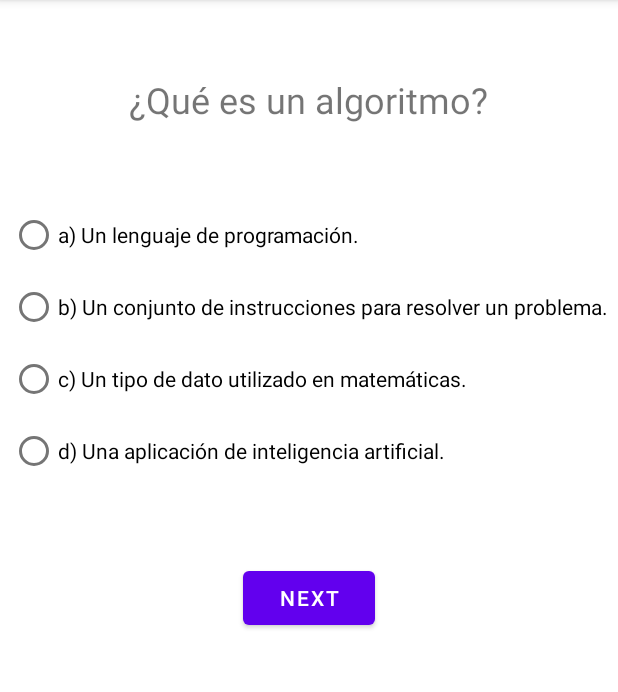
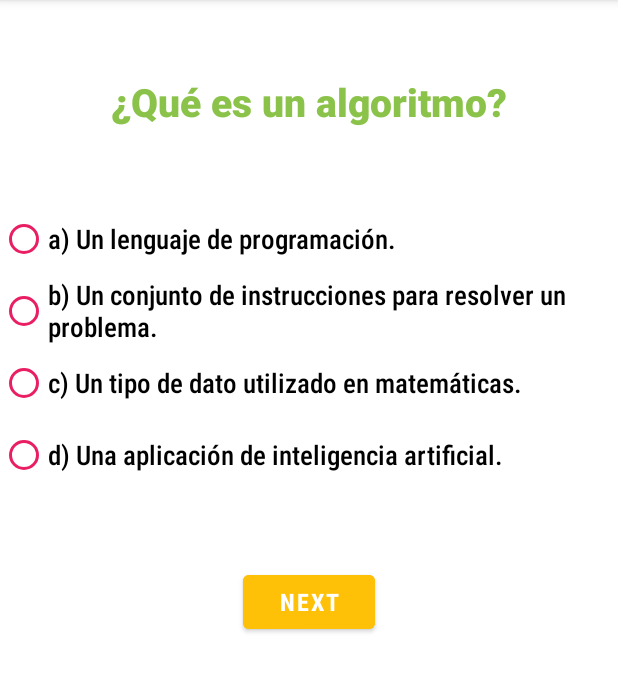
Before and after one commit to tarekth507/Proyecto_5_preguntas, an Android app: the QuestionActivity screen opened directly, with no data from a screen before it, on a phone screen of 412 x 824 dp, the part 84-776 px from its top. Run offline under Robolectric (Android 15) with nearby library versions, the phone set to English and light mode, and no system bars.

Commit message:
Diseño hecho :D

```diff
--- a/app/src/main/res/layout/activity_question.xml
+++ b/app/src/main/res/layout/activity_question.xml
@@ -12,10 +12,13 @@
         android:id="@+id/questionTextView"
         android:layout_width="wrap_content"
         android:layout_height="wrap_content"
-        android:text="Question"
-        android:textSize="24sp"
         android:layout_gravity="center_horizontal"
-        android:layout_marginTop="50dp"/>
+        android:layout_marginTop="50dp"
+        android:fontFamily="sans-serif-black"
+        android:text="Pregunta"
+        android:textAlignment="center"
+        android:textColor="#8BC34A"
+        android:textSize="26sp" />
 
     <RadioGroup
         android:id="@+id/radioGroup"
@@ -28,25 +31,37 @@
             android:id="@+id/option_a"
             android:layout_width="wrap_content"
             android:layout_height="wrap_content"
-            android:text="Option A"/>
+            android:text="Option A"
+            android:buttonTint="#E91E63"
+            android:fontFamily="sans-serif-condensed-medium"
+            android:textSize="18sp"/>
 
         <RadioButton
             android:id="@+id/option_b"
             android:layout_width="wrap_content"
             android:layout_height="wrap_content"
-            android:text="Option B"/>
+            android:text="Option B"
+            android:buttonTint="#E91E63"
+            android:fontFamily="sans-serif-condensed-medium"
+            android:textSize="18sp"/>
 
         <RadioButton
             android:id="@+id/option_c"
             android:layout_width="wrap_content"
             android:layout_height="wrap_content"
-            android:text="Option C"/>
+            android:text="Option C"
+            android:buttonTint="#E91E63"
+            android:fontFamily="sans-serif-condensed-medium"
+            android:textSize="18sp"/>
 
         <RadioButton
             android:id="@+id/option_d"
             android:layout_width="wrap_content"
             android:layout_height="wrap_content"
-            android:text="Option D"/>
+            android:text="Option D"
+            android:buttonTint="#E91E63"
+            android:fontFamily="sans-serif-condensed-medium"
+            android:textSize="18sp"/>
 
     </RadioGroup>
 
@@ -56,6 +71,10 @@
         android:layout_height="wrap_content"
         android:text="Next"
         android:layout_gravity="center_horizontal"
-        android:layout_marginTop="50dp"/>
+        android:layout_marginTop="50dp"
+        android:backgroundTint="#FFC107"
+        android:fontFamily="sans-serif-condensed-medium"
+        android:textSize="16sp"
+        android:textStyle="bold"/>
 
 </LinearLayout>
```
Also changed, not shown: app/src/main/res/layout/activity_main.xml (+30 -4 lines), app/src/main/res/layout/activity_score.xml (+9 -2 lines), app/src/main/res/drawable/title.jpg (added), app/src/main/res/drawable/wallpaper.jpg (added).
